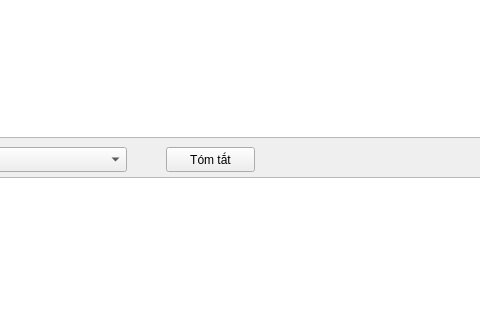
This is form.ui in MTATrooper/TextSum_sumy as Qt 5 draws it before an edit; both pictures show x 204 to 684 and y 173 to 493 of the 800 by 600 pixel window. The edited form follows.
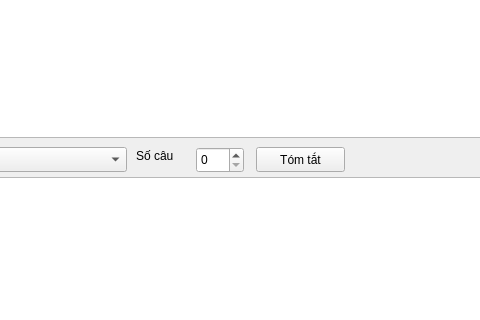
This is the edited form.

Patch:
```diff
--- a/form.ui
+++ b/form.ui
@@ -40,7 +40,7 @@
    <widget class="QPushButton" name="btnSummary">
     <property name="geometry">
      <rect>
-      <x>370</x>
+      <x>460</x>
       <y>320</y>
       <width>89</width>
       <height>25</height>
@@ -106,6 +106,29 @@
      </rect>
     </property>
    </widget>
+   <widget class="QSpinBox" name="spCount">
+    <property name="geometry">
+     <rect>
+      <x>400</x>
+      <y>320</y>
+      <width>48</width>
+      <height>26</height>
+     </rect>
+    </property>
+   </widget>
+   <widget class="QLabel" name="label_2">
+    <property name="geometry">
+     <rect>
+      <x>340</x>
+      <y>320</y>
+      <width>67</width>
+      <height>17</height>
+     </rect>
+    </property>
+    <property name="text">
+     <string>Số câu</string>
+    </property>
+   </widget>
   </widget>
   <widget class="QMenuBar" name="menubar">
    <property name="geometry">
```
